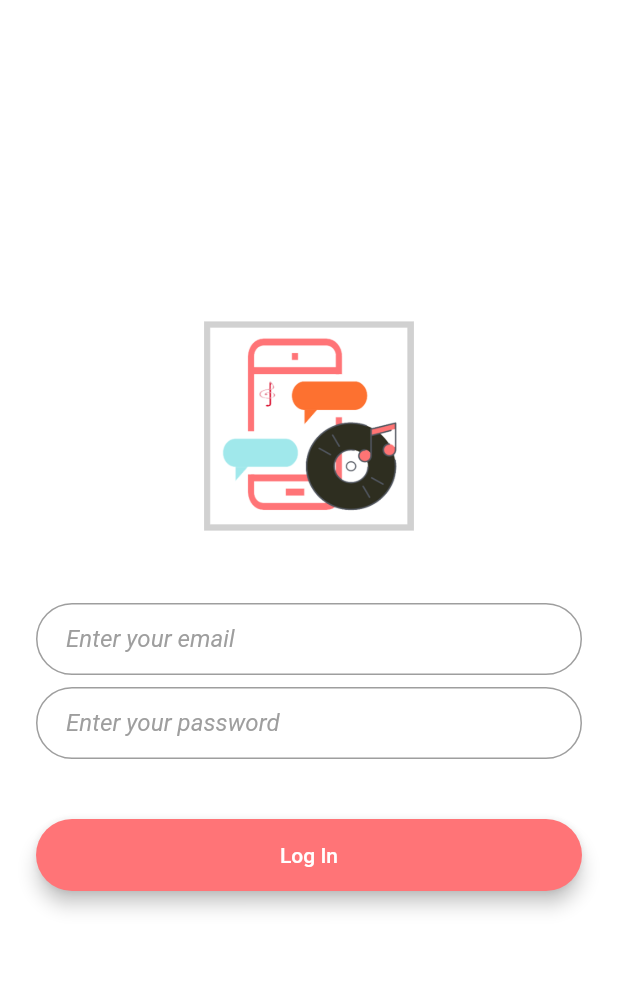
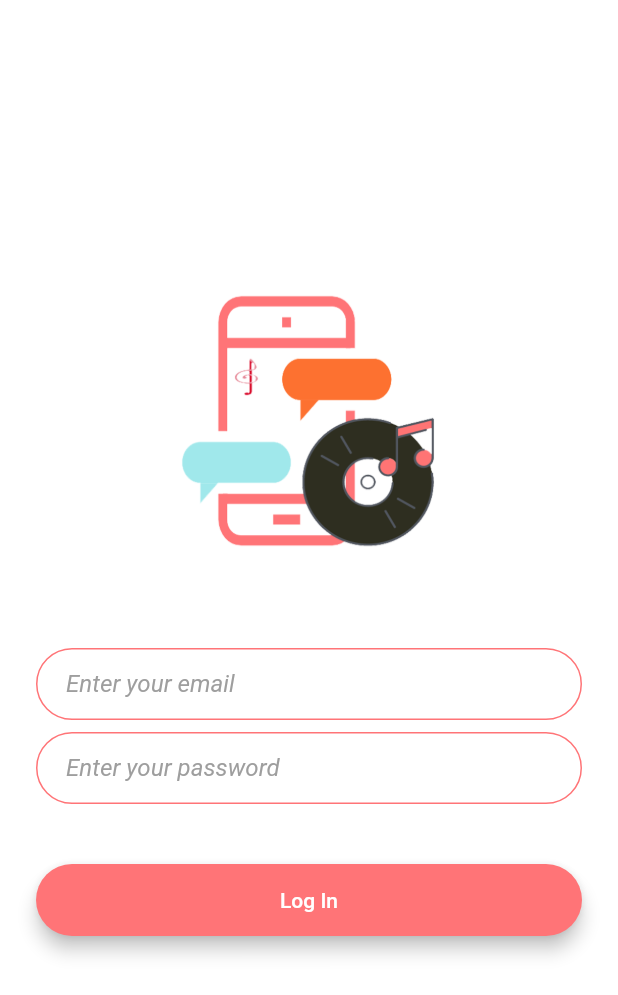
Before and after one commit to iftekharrizz/Melodious-chat, a Flutter app: the screen it shows after launch, after a tap on "Log In", on a phone screen of 412 x 824 dp. Shown: the top 995 px of the screen. Run offline on Flutter 3.47's test engine with Material 2 defaults, Android fonts, the phone set to English and light mode, and no system bars.

Commit message:
Designed based changes. not yet functionality. App icon redesigned.

```diff
--- a/lib/screens/login_screen.dart
+++ b/lib/screens/login_screen.dart
@@ -1,4 +1,5 @@
 import 'package:flutter/material.dart';
+import 'package:melodious_chat/constants.dart';
 
 class LoginScreen extends StatefulWidget {
   static const String id = 'login_screen';
@@ -18,9 +19,12 @@ class _LoginScreenState extends State<LoginScreen> {
           mainAxisAlignment: MainAxisAlignment.center,
           crossAxisAlignment: CrossAxisAlignment.stretch,
           children: <Widget>[
-            Container(
-              height: 140.0,
-              child: Image.asset('images/logo.png'),
+            Hero(
+              tag: 'logo',
+              child: Container(
+                height: 200.0,
+                child: Image.asset('images/logo.png'),
+              ),
             ),
             SizedBox(
               height: 48.0,
@@ -31,21 +35,20 @@ class _LoginScreenState extends State<LoginScreen> {
               },
               decoration: InputDecoration(
                 hintText: 'Enter your email',
-                hintStyle: TextStyle(
-                  color: Colors.grey,
-                  fontStyle: FontStyle.italic,
-                ),
+                hintStyle: kHintTextFieldStyle,
                 contentPadding:
                     EdgeInsets.symmetric(vertical: 10.0, horizontal: 20.0),
                 border: OutlineInputBorder(
                   borderRadius: BorderRadius.all(Radius.circular(32.0)),
                 ),
                 enabledBorder: OutlineInputBorder(
-                  borderSide: BorderSide(color: Colors.grey, width: 1.0),
+                  borderSide:
+                      BorderSide(color: kButtonAccentColor1, width: 1.0),
                   borderRadius: BorderRadius.all(Radius.circular(32.0)),
                 ),
                 focusedBorder: OutlineInputBorder(
-                  borderSide: BorderSide(color: Colors.grey, width: 2.0),
+                  borderSide: BorderSide(
+                      color: kButtonAccentColor1, width: 2.0),
                   borderRadius: BorderRadius.all(Radius.circular(32.0)),
                 ),
               ),
@@ -59,21 +62,20 @@ class _LoginScreenState extends State<LoginScreen> {
               },
               decoration: InputDecoration(
                 hintText: 'Enter your password',
-                hintStyle: TextStyle(
-                  color: Colors.grey,
-                  fontStyle: FontStyle.italic,
-                ),
+                hintStyle: kHintTextFieldStyle,
                 contentPadding:
-                    EdgeInsets.symmetric(vertical: 10.0, horizontal: 20.0),
+                EdgeInsets.symmetric(vertical: 10.0, horizontal: 20.0),
                 border: OutlineInputBorder(
                   borderRadius: BorderRadius.all(Radius.circular(32.0)),
                 ),
                 enabledBorder: OutlineInputBorder(
-                  borderSide: BorderSide(color: Colors.grey, width: 1.0),
+                  borderSide: BorderSide(
+                      color: kButtonAccentColor1, width: 1.0),
                   borderRadius: BorderRadius.all(Radius.circular(32.0)),
                 ),
                 focusedBorder: OutlineInputBorder(
-                  borderSide: BorderSide(color: Colors.grey, width: 2.0),
+                  borderSide: BorderSide(
+                      color: kButtonAccentColor1, width: 2.0),
                   borderRadius: BorderRadius.all(Radius.circular(32.0)),
                 ),
               ),
@@ -84,7 +86,7 @@ class _LoginScreenState extends State<LoginScreen> {
             Padding(
               padding: EdgeInsets.symmetric(vertical: 16.0),
               child: Material(
-                color: Color(0xffFF7477),
+                color: kButtonAccentColor1,
                 borderRadius: BorderRadius.all(Radius.circular(30.0)),
                 elevation: 5.0,
                 child: MaterialButton(
--- a/lib/screens/welcome_screen.dart
+++ b/lib/screens/welcome_screen.dart
@@ -1,4 +1,5 @@
 import 'package:flutter/material.dart';
+import 'package:melodious_chat/constants.dart';
 import 'package:melodious_chat/screens/login_screen.dart';
 import 'package:melodious_chat/screens/registration_screen.dart';
 
@@ -20,9 +21,12 @@ class _WelcomeScreenState extends State<WelcomeScreen> {
           mainAxisAlignment: MainAxisAlignment.center,
           crossAxisAlignment: CrossAxisAlignment.stretch,
           children: <Widget>[
-            Container(
-              child: Image.asset('images/logo.png'),
-              height: 140.0,
+            Hero(
+              tag: 'logo',
+              child: Container(
+                child: Image.asset('images/logo.png'),
+                height: 130.0,
+              ),
             ),
             SizedBox(
               height: 20,
@@ -33,9 +37,10 @@ class _WelcomeScreenState extends State<WelcomeScreen> {
                 Text(
                   'Melodious',
                   style: TextStyle(
-                      fontSize: 45.0,
-                      fontWeight: FontWeight.w900,
-                      color: Color(0xffFF7477)),
+                    fontSize: 45.0,
+                    fontWeight: FontWeight.w900,
+                    color: Color(0xffFF7477),
+                  ),
                   textAlign: TextAlign.center,
                 ),
                 Text(
@@ -55,7 +60,7 @@ class _WelcomeScreenState extends State<WelcomeScreen> {
               padding: EdgeInsets.symmetric(vertical: 16.0),
               child: Material(
                 elevation: 5.0,
-                color: Colors.lightBlueAccent,
+                color: kButtonAccentColor1,
                 borderRadius: BorderRadius.circular(30.0),
                 child: MaterialButton(
                   onPressed: () {
@@ -72,7 +77,7 @@ class _WelcomeScreenState extends State<WelcomeScreen> {
             Padding(
               padding: EdgeInsets.symmetric(vertical: 16.0),
               child: Material(
-                color: Colors.blueAccent,
+                color: Color(0xff2E2E20),
                 borderRadius: BorderRadius.circular(30.0),
                 elevation: 5.0,
                 child: MaterialButton(
```
Also changed, not shown: lib/constants.dart (added, +27 -0 lines), lib/screens/registration_screen.dart (+19 -9 lines), images/logo.png, 5 other files.
